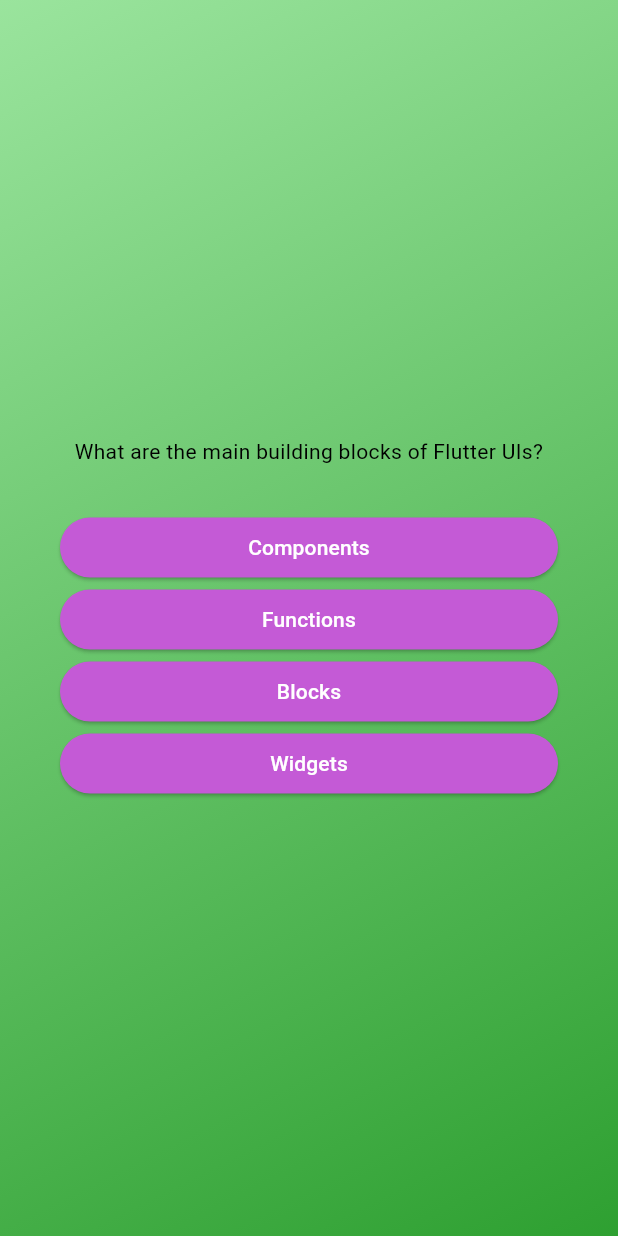
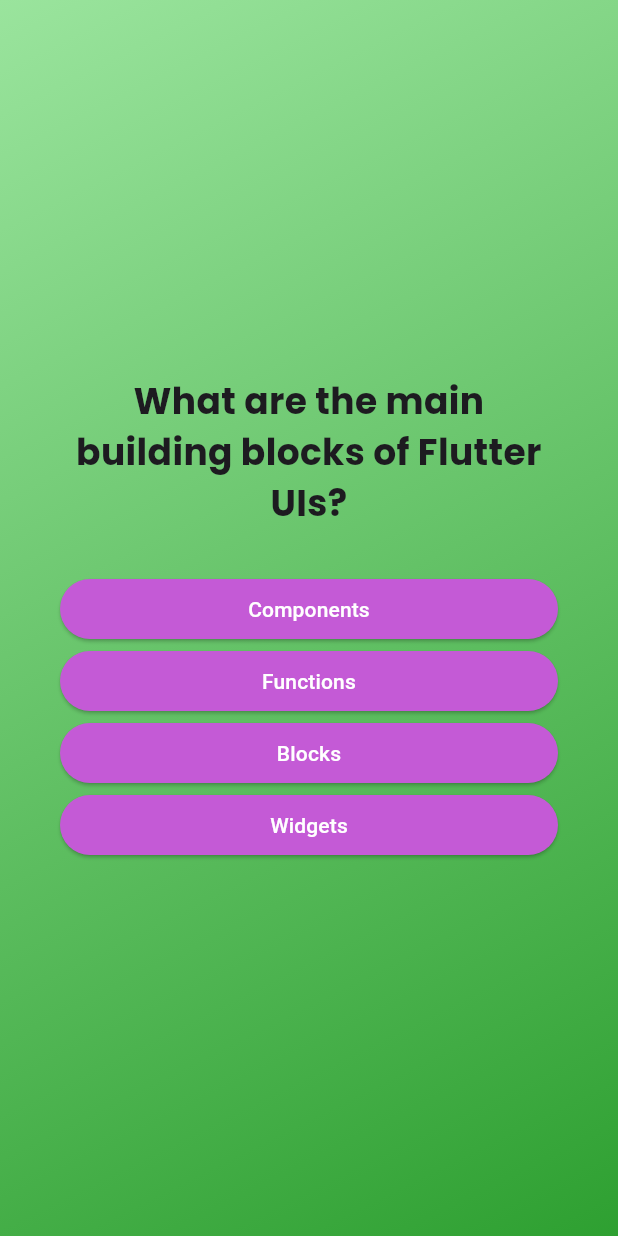
Before and after one commit to curtis-clement/flutter_quiz_app, a Flutter app: the screen it shows after launch, after a tap on "Start Quiz", on a phone screen of 412 x 824 dp. Run offline on Flutter 3.47's test engine with Material 3 defaults, Android fonts, the phone set to English and light mode, and no system bars; our stand-ins replace google_fonts.

Commit message:
udpate fonts

```diff
--- a/lib/question_screen.dart
+++ b/lib/question_screen.dart
@@ -1,6 +1,7 @@
 import 'package:flutter/material.dart';
 import 'package:quiz_app/answer_button.dart';
 import 'package:quiz_app/data/questions.dart';
+import 'package:google_fonts/google_fonts.dart';
 
 class QuestionScreen extends StatefulWidget {
   const QuestionScreen({super.key});
@@ -34,8 +35,9 @@ class _QuestionScreenState extends State<QuestionScreen> {
           children: [
             Text(
               currentQuestion.text,
-              style: const TextStyle(
-                color: Colors.black,
+              style: GoogleFonts.poppins(
+                fontSize: 24,
+                fontWeight: FontWeight.bold,
               ),
               textAlign: TextAlign.center,
             ),
--- a/lib/start_screen.dart
+++ b/lib/start_screen.dart
@@ -1,4 +1,5 @@
 import 'package:flutter/material.dart';
+import 'package:google_fonts/google_fonts.dart';
 
 class StartScreen extends StatelessWidget {
   const StartScreen(this.startQuiz, {super.key});
@@ -17,9 +18,12 @@ class StartScreen extends StatelessWidget {
             color: const Color.fromARGB(173, 255, 255, 255),
           ),
           const SizedBox(height: 50),
-          const Text(
+          Text(
             'Learn Flutter with our Quiz App!',
-            style: TextStyle(fontSize: 24),
+            style: GoogleFonts.poppins(
+              fontSize: 24,
+              fontWeight: FontWeight.normal,
+            ),
           ),
           const SizedBox(height: 30),
           OutlinedButton.icon(
```
Also changed, not shown: 3 other files.
